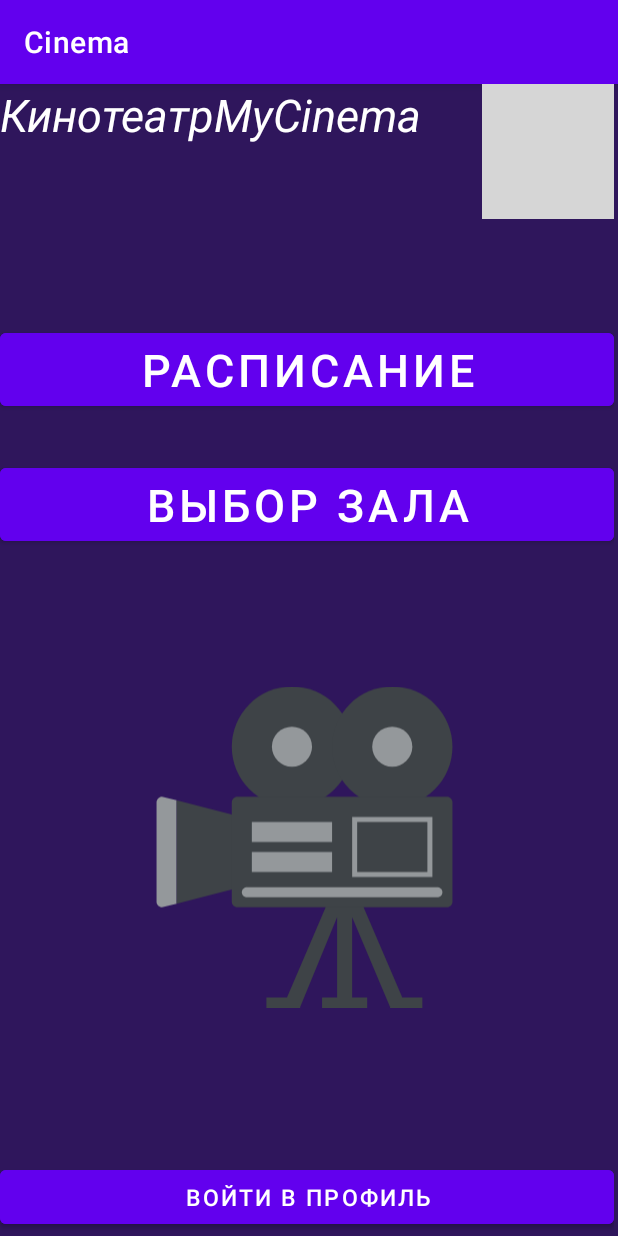
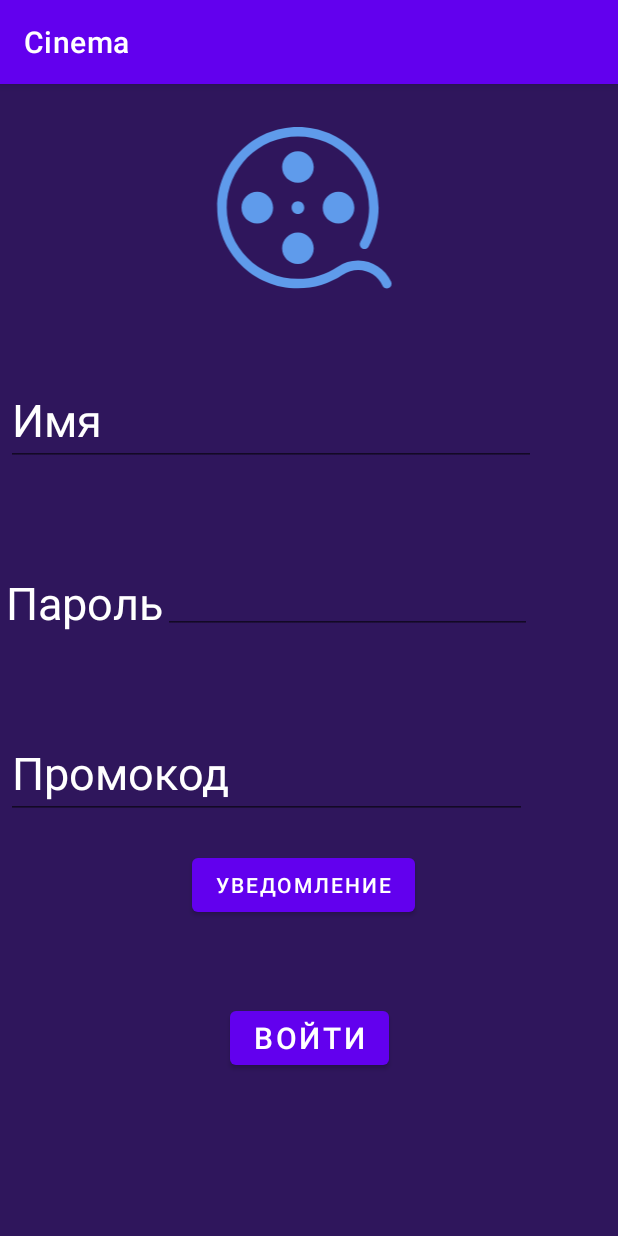
Before and after one commit to AlenaUl18/Fragment, an Android app: the fragment BlankFragment2 placed in its activity, after a tap on "ВОЙТИ", on a phone screen of 412 x 824 dp. Run offline under Robolectric (Android 15) with nearby library versions, the phone set to English and light mode, and no system bars; grey boxes are pictures that could not be loaded.

```diff
--- a/app/src/main/AndroidManifest.xml
+++ b/app/src/main/AndroidManifest.xml
@@ -3,6 +3,7 @@
     xmlns:tools="http://schemas.android.com/tools">
 
     <uses-permission android:name="android.permission.POST_NOTIFICATIONS" />
+    <uses-permission android:name="android.permission.SYSTEM_ALERT_WINDOW"/>
 
     <application
         android:allowBackup="true"
@@ -16,7 +17,10 @@
         <service
             android:name=".Services"
             android:enabled="true"
-            android:exported="true"></service>
+            android:exported="true"
+            android:permission="android.permission.SYSTEM_ALERT_WINDOW">
+
+        </service>
 
         <activity
             android:name=".MainActivity"
--- a/app/src/main/java/com/example/my2/BlankFragment2.java
+++ b/app/src/main/java/com/example/my2/BlankFragment2.java
@@ -7,12 +7,15 @@ import android.app.NotificationManager;
 import android.app.PendingIntent;
 import android.content.Context;
 import android.content.Intent;
+import android.content.pm.PackageManager;
 import android.os.Build;
 import android.os.Bundle;
 
 import androidx.annotation.NonNull;
 import androidx.annotation.Nullable;
+import androidx.core.app.ActivityCompat;
 import androidx.core.app.NotificationCompat;
+import androidx.core.app.NotificationManagerCompat;
 import androidx.fragment.app.Fragment;
 
 import android.view.LayoutInflater;
@@ -26,41 +29,82 @@ public class BlankFragment2 extends Fragment {
     private NotificationManager notificationManager;
     private static final int NOTIFY_ID = 1;
     private static final String CHANNEL_ID = "CHANNEL_ID";
+
     public BlankFragment2() {
         super(R.layout.fragment_blank2);
     }
 
     public void onViewCreated(@NonNull View view, @Nullable Bundle savedInstanceState) {
         super.onViewCreated(view, savedInstanceState);
-        notificationManager = (NotificationManager) getActivity().getSystemService (Context.NOTIFICATION_SERVICE) ;
-        getParentFragmentManager().setFragmentResultListener("requestKey", this, (key, bundle) -> {
+//        notificationManager = (NotificationManager) getActivity().getSystemService (Context.NOTIFICATION_SERVICE) ;
+//
+//        Button button = view.findViewById(R.id.button5);
+//        button.setOnClickListener(v -> {
+//            Intent intent = new Intent(getActivity(), MainActivity.class);
+//            intent.addFlags(Intent.FLAG_ACTIVITY_CLEAR_TASK | Intent.FLAG_ACTIVITY_NEW_TASK);
+//            PendingIntent pendingIntent = PendingIntent.getActivity(getActivity(), 0, intent, PendingIntent.FLAG_UPDATE_CURRENT);
+//            NotificationCompat.Builder notificationBuilder =
+//                   new NotificationCompat. Builder (getActivity(), CHANNEL_ID)
+//                            .setAutoCancel (false)
+//                            .setSmallIcon(R.drawable.ic_launcher_foreground)
+//                            .setWhen (System. currentTimeMillis())
+//                            .setContentIntent (pendingIntent)
+//                            .setContentTitle("Уведомление")
+//                            .setContentText("Выполнен вход в аккаунт")
+//                            .setPriority (PRIORITY_HIGH);
+//            createChannelIfNeeded(notificationManager) ;
+//            notificationManager.notify(NOTIFY_ID, notificationBuilder.build());
+//
+//
+//            //getParentFragmentManager().beginTransaction().replace(R.id.fragment_container_view, BlankFragment.class, null).commit();
+//        });
+//        Button button1 = view.findViewById(R.id.button4);
+//        button1.setOnClickListener(v -> {
+//            getActivity().startService(new Intent(getActivity(), Services.class));
+//    });}
+//    public static void createChannelIfNeeded(NotificationManager manager) {
+//        if (Build.VERSION.SDK_INT >= Build.VERSION_CODES.O) {
+//            NotificationChannel notificationChannel = new NotificationChannel(CHANNEL_ID, CHANNEL_ID, NotificationManager.IMPORTANCE_DEFAULT);
+//            manager.createNotificationChannel(notificationChannel);
+//        }
+//    }
+        if (Build.VERSION.SDK_INT >= Build.VERSION_CODES.O) {
+            NotificationChannel channel = new NotificationChannel("My Notification", "My Notification", NotificationManager.IMPORTANCE_DEFAULT);
+            NotificationManager manager = getContext().getSystemService(NotificationManager.class);
+            manager.createNotificationChannel(channel);
+        }
 
+        Button addButton = view.findViewById(R.id.button5);
+        addButton.setOnClickListener(new View.OnClickListener() {
+            @Override
+            public void onClick(View view) {
+                NotificationCompat.Builder builder = new NotificationCompat.Builder(getContext(), "My Notification");
+                builder.setSmallIcon(R.drawable.movie_camera_svgrepo_com);
+                builder.setContentTitle("My Title");
+                builder.setContentText("Hello");
+                builder.setAutoCancel(true);
+                //.setPriority(NotificationCompat.PRIORITY_DEFAULT);
+                NotificationManagerCompat managerCompat = NotificationManagerCompat.from(getContext());
+                if (ActivityCompat.checkSelfPermission(getContext(), android.Manifest.permission.POST_NOTIFICATIONS) != PackageManager.PERMISSION_GRANTED) {
+                    // TODO: Consider calling
+                    //    ActivityCompat#requestPermissions
+                    // here to request the missing permissions, and then overriding
+                    //   public void onRequestPermissionsResult(int requestCode, String[] permissions,
+                    //                                          int[] grantResults)
+                    // to handle the case where the user grants the permission. See the documentation
+                    // for ActivityCompat#requestPermissions for more details.
+                    return;
+                }
+                managerCompat.notify(1, builder.build());
+            }
         });
 
-        Button button = view.findViewById(R.id.button5);
-        button.setOnClickListener(v -> {
-            Intent intent = new Intent(getActivity(), MainActivity.class);
-            intent.addFlags(Intent.FLAG_ACTIVITY_CLEAR_TASK | Intent.FLAG_ACTIVITY_NEW_TASK);
-            PendingIntent pendingIntent = PendingIntent.getActivity(getActivity(), 0, intent, PendingIntent.FLAG_UPDATE_CURRENT);
-            NotificationCompat.Builder notificationBuilder =
-                    new NotificationCompat. Builder (getActivity(), CHANNEL_ID)
-                            .setAutoCancel (false)
-                            .setSmallIcon(R.drawable.ic_launcher_foreground)
-                            .setWhen (System. currentTimeMillis())
-                            .setContentIntent (pendingIntent)
-                            .setContentTitle("Уведомление")
-                            .setContentText("Выполнен вход в аккаунт")
-                            .setPriority (PRIORITY_HIGH);
-            createChannelIfNeeded(notificationManager) ;
-            notificationManager.notify(NOTIFY_ID, notificationBuilder.build());
-
-            getParentFragmentManager().beginTransaction().replace(R.id.fragment_container_view, BlankFragment.class, null).commit();
+        Button serviceButton = view.findViewById(R.id.button4);
+        serviceButton.setOnClickListener(new View.OnClickListener() {
+            @Override
+            public void onClick(View view) {
+                getActivity().startService(new Intent(getActivity(), Services.class));
+            }
         });
     }
-    public static void createChannelIfNeeded(NotificationManager manager) {
-        if (Build.VERSION.SDK_INT >= Build.VERSION_CODES.O) {
-            NotificationChannel notificationChannel = new NotificationChannel(CHANNEL_ID, CHANNEL_ID, NotificationManager.IMPORTANCE_DEFAULT);
-            manager.createNotificationChannel(notificationChannel);
-        }
-    }
 }
--- a/app/src/main/res/layout/fragment_blank2.xml
+++ b/app/src/main/res/layout/fragment_blank2.xml
@@ -80,4 +80,14 @@
         app:layout_constraintStart_toEndOf="@+id/textView3"
         app:layout_constraintTop_toBottomOf="@+id/editTextTextPersonName4" />
 
+    <Button
+        android:id="@+id/button4"
+        android:layout_width="wrap_content"
+        android:layout_height="wrap_content"
+        android:layout_marginStart="128dp"
+        android:layout_marginTop="20dp"
+        android:text="Уведомление"
+        app:layout_constraintStart_toStartOf="parent"
+        app:layout_constraintTop_toBottomOf="@+id/editTextTextPersonName6" />
+
 </androidx.constraintlayout.widget.ConstraintLayout>
```
Also changed, not shown: app/src/main/java/com/example/my2/Services.java (+58 -5 lines), app/src/main/res/layout/service.xml (added, +19 -0 lines).
